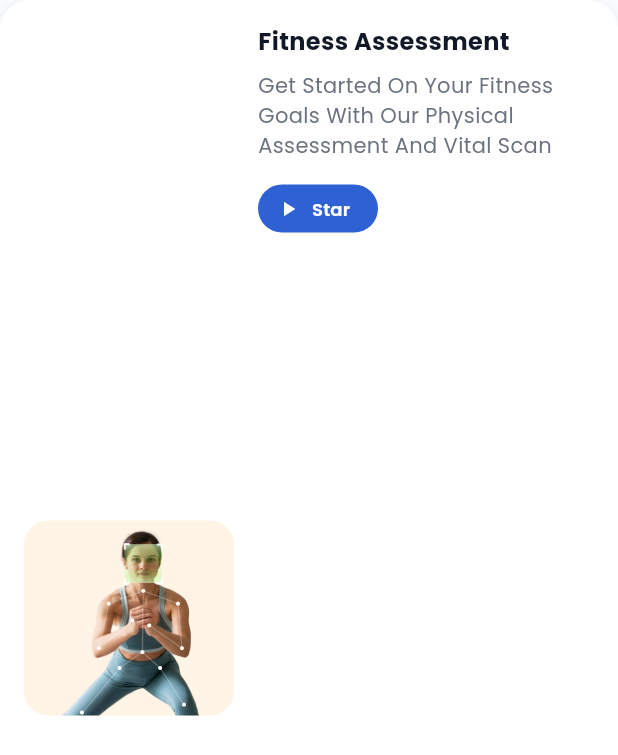
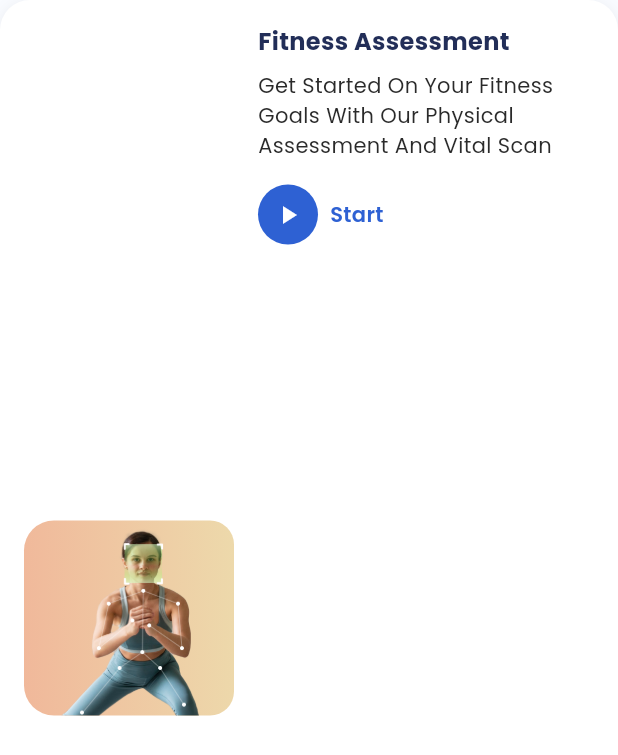
Before and after one commit to rupesh88899/aalycare, a Flutter app: the AssessmentCard widget shown alone on an empty page, opened directly, on a phone screen of 412 x 824 dp. Shown: the top 755 px of the screen. Run offline on Flutter 3.47's test engine with Material 3 defaults, Android fonts, the light colour scheme and no system bars; our stand-ins replace firebase_auth, firebase_core, flutter_riverpod, go_router, google_fonts; accounts and stored records are empty.

Commit message:
working on home ui

```diff
--- a/lib/features/home/presentation/home_screen.dart
+++ b/lib/features/home/presentation/home_screen.dart
@@ -146,6 +146,15 @@ class _AssessmentsTab extends StatelessWidget {
     return ListView(
       padding: const EdgeInsets.symmetric(horizontal: 20, vertical: 16),
       children: [
+        // Assessment Cards Container with Background
+        Container(
+          decoration: BoxDecoration(
+            color: const Color(0xFFF6F6FB),
+            borderRadius: BorderRadius.circular(20),
+          ),
+          padding: const EdgeInsets.all(16),
+          child: Column(
+            children: [
               // Fitness Assessment Card
               AssessmentCard(
                 title: 'Fitness Assessment',
@@ -163,6 +172,9 @@ class _AssessmentsTab extends StatelessWidget {
                 imageAsset: 'assets/images/man_health_risk_assessment.png',
                 onTap: () => context.push('/assessment/2'),
               ),
+            ],
+          ),
+        ),
         const SizedBox(height: 16),
         // View all button
         Center(
@@ -170,16 +182,22 @@ class _AssessmentsTab extends StatelessWidget {
             width: 120,
             height: 40,
             decoration: BoxDecoration(
-              color: const Color(0xFF2E61D3),
+              color: const Color(0xFF232F58),
               borderRadius: BorderRadius.circular(20),
             ),
             child: TextButton(
               onPressed: () {},
+              style: TextButton.styleFrom(
+                padding: EdgeInsets.zero,
+                minimumSize: Size.zero,
+                tapTargetSize: MaterialTapTargetSize.shrinkWrap,
+              ),
               child: const Text(
                 'View all',
                 style: TextStyle(
                   color: Colors.white,
                   fontWeight: FontWeight.w600,
+                  fontSize: 14,
                 ),
               ),
             ),
@@ -665,16 +683,22 @@ class _AppointmentsTab extends StatelessWidget {
             width: 120,
             height: 40,
             decoration: BoxDecoration(
-              color: const Color(0xFF2E61D3),
+              color: const Color(0xFF232F58),
               borderRadius: BorderRadius.circular(20),
             ),
             child: TextButton(
               onPressed: () {},
+              style: TextButton.styleFrom(
+                padding: EdgeInsets.zero,
+                minimumSize: Size.zero,
+                tapTargetSize: MaterialTapTargetSize.shrinkWrap,
+              ),
               child: const Text(
                 'View all',
                 style: TextStyle(
                   color: Colors.white,
                   fontWeight: FontWeight.w600,
+                  fontSize: 14,
                 ),
               ),
             ),
--- a/lib/features/home/presentation/widgets/assessment_card.dart
+++ b/lib/features/home/presentation/widgets/assessment_card.dart
@@ -39,21 +39,46 @@ class AssessmentCard extends StatelessWidget {
                 // Image with background
                 Container(
                   width: 140,
-                  height: 130,
+                  height: title == 'Fitness Assessment'
+                      ? 130
+                      : 150, // Woman stays 130, man becomes 150
                   decoration: BoxDecoration(
-                    borderRadius: BorderRadius.circular(16),
-                    color: title == 'Fitness Assessment'
-                        ? const Color(
-                            0xFFFFF4E6) // Light orange background for fitness
-                        : const Color(
-                            0xFFE8F5E8), // Light green background for health risk
+                    borderRadius: const BorderRadius.only(
+                      topLeft: Radius.circular(20),
+                      bottomLeft: Radius.circular(20),
+                      topRight: Radius.circular(16),
+                      bottomRight: Radius.circular(16),
+                    ),
+                    gradient: title == 'Fitness Assessment'
+                        ? const LinearGradient(
+                            begin: Alignment.topLeft,
+                            end: Alignment.bottomRight,
+                            transform: GradientRotation(314.68 * 3.14159 / 180),
+                            colors: [
+                              Color(0x80E36731), // rgba(227, 103, 49, 0.5)
+                              Color(0x80DABE5D), // rgba(218, 190, 93, 0.5)
+                            ],
+                          )
+                        : const RadialGradient(
+                            center: Alignment(0.5, 1.22),
+                            radius: 1.22,
+                            colors: [
+                              Color(0x8091B655), // rgba(145, 182, 85, 0.5)
+                              Color(0x8069F5BB), // rgba(105, 245, 187, 0.5)
+                            ],
+                          ),
                   ),
                   child: ClipRRect(
-                    borderRadius: BorderRadius.circular(16),
+                    borderRadius: const BorderRadius.only(
+                      topLeft: Radius.circular(20),
+                      bottomLeft: Radius.circular(20),
+                      topRight: Radius.circular(16),
+                      bottomRight: Radius.circular(16),
+                    ),
                     child: Image.asset(
                       imageAsset,
-                      width: title == 'Fitness Assessment' ? 120 : 110,
-                      height: title == 'Fitness Assessment' ? 110 : 100,
+                      width: title == 'Fitness Assessment' ? 120 : 130,
+                      height: title == 'Fitness Assessment' ? 110 : 130,
                       fit: title == 'Fitness Assessment'
                           ? BoxFit.contain
                           : BoxFit
@@ -72,7 +97,7 @@ class AssessmentCard extends StatelessWidget {
                         style: const TextStyle(
                           fontSize: 16,
                           fontWeight: FontWeight.w700,
-                          color: Color(0xFF111827),
+                          color: Color(0xFF222E58),
                         ),
                       ),
                       const SizedBox(height: 8),
@@ -80,37 +105,43 @@ class AssessmentCard extends StatelessWidget {
                         subtitle,
                         style: const TextStyle(
                           fontSize: 14,
-                          color: Color(0xFF6B7280),
+                          color: Color(0xFF2A2A2A),
                           height: 1.4,
+                          fontWeight: FontWeight.w400,
                         ),
                         maxLines: 3,
                         overflow: TextOverflow.ellipsis,
                       ),
                       const SizedBox(height: 16),
-                      // Start button
+                      // Start button - Circular with play icon and text
+                      Row(
+                        children: [
                           Container(
-                        width: 80,
-                        height: 32,
-                        decoration: BoxDecoration(
-                          color: const Color(0xFF2E61D3),
-                          borderRadius: BorderRadius.circular(16),
+                            width: 40,
+                            height: 40,
+                            decoration: const BoxDecoration(
+                              color: Color(0xFF2E61D3),
+                              shape: BoxShape.circle,
                             ),
-                        child: TextButton.icon(
+                            child: IconButton(
                               onPressed: onTap,
                               icon: const Icon(
                                 Icons.play_arrow,
                                 color: Colors.white,
-                            size: 16,
+                                size: 20,
                               ),
-                          label: const Text(
+                            ),
+                          ),
+                          const SizedBox(width: 8),
+                          const Text(
                             'Start',
                             style: TextStyle(
-                              color: Colors.white,
-                              fontSize: 12,
+                              color: Color(0xFF2E61D3),
+                              fontSize: 14,
                               fontWeight: FontWeight.w600,
                             ),
                           ),
-                        ),
+                        ],
                       ),
                     ],
                   ),
```
Lines whose indentation alone changed are shown as unchanged.
